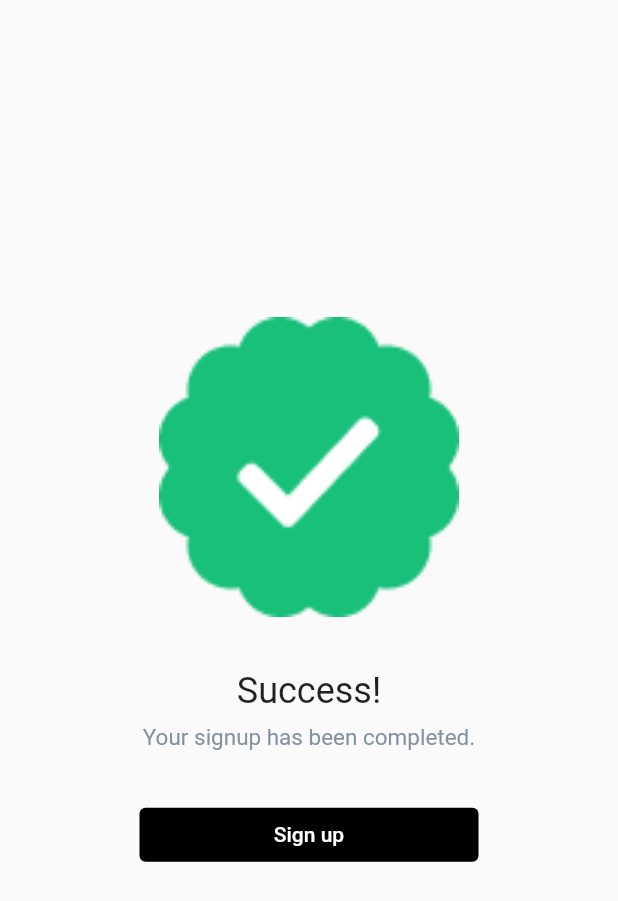
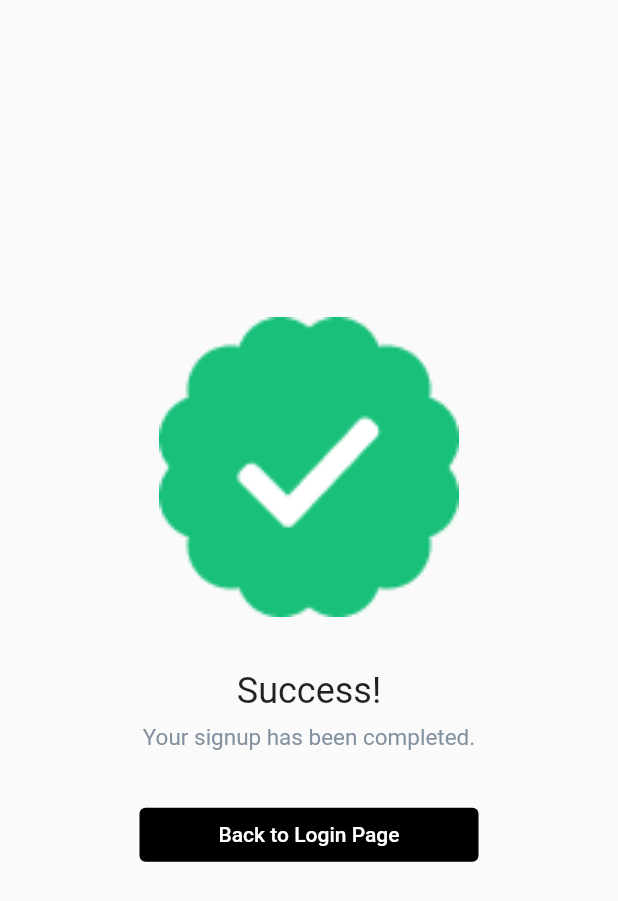
Before and after one commit to weneedmoreknowledge/multiProj, a Flutter app: the CorrectPage screen opened directly, on a phone screen of 412 x 824 dp. Shown: the top 901 px of the screen. Run offline on Flutter 3.47's test engine with Material 2 defaults, Android fonts, the phone set to English and light mode, and no system bars; our stand-ins replace flutter_rating_bar.

Commit message:
fix complete page

```diff
--- a/lib/initialPage/signuppage.dart
+++ b/lib/initialPage/signuppage.dart
@@ -167,7 +167,7 @@ class CorrectPage extends StatelessWidget {
                   );
                 },
                 child: const Text(
-                  'Sign up',
+                  'Back to Login Page',
                   style: TextStyle(
                       color: Colors.white
                   ),
```
